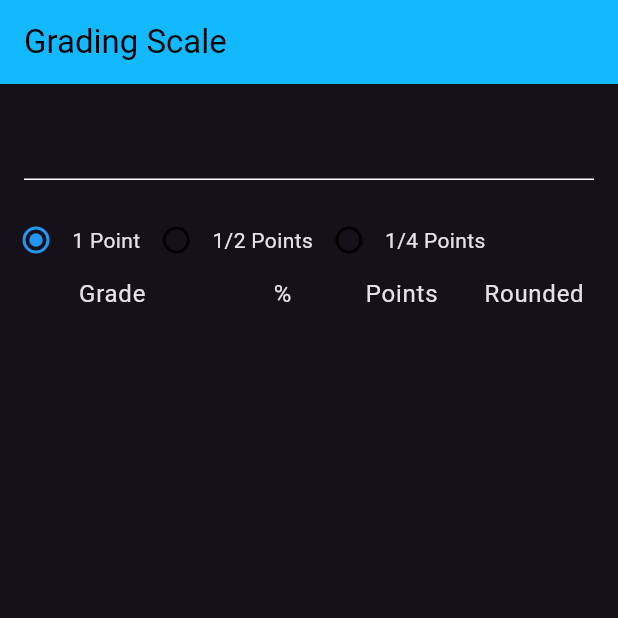
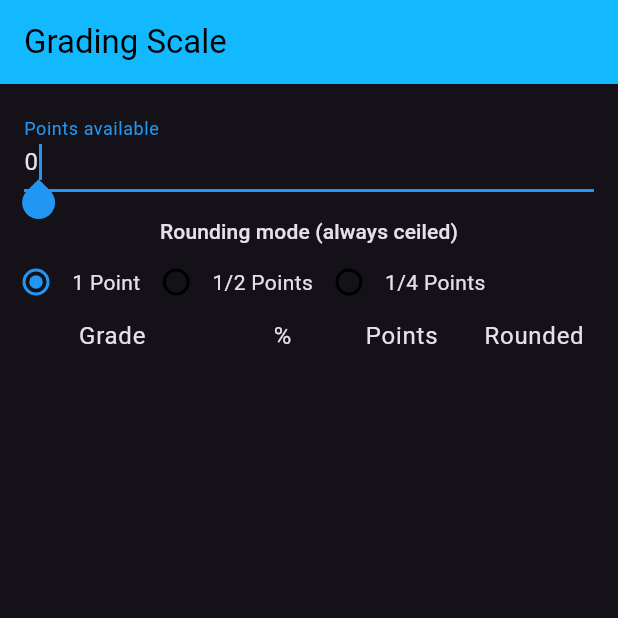
Before and after one commit to jillthebean/notenschluessel, a Flutter app: the screen it shows after launch, on a phone screen of 412 x 824 dp, the top half of it. Run offline on Flutter 3.47's test engine with Material 2 defaults, Android fonts, the light colour scheme and no system bars; our stand-ins replace bloc, flutter_bloc; generated files the repository leaves out were written again.

Commit message:
more translations and labels

```diff
--- a/lib/grading_scale/view/grading_scale_page.dart
+++ b/lib/grading_scale/view/grading_scale_page.dart
@@ -1,4 +1,5 @@
 import 'package:flutter/material.dart';
+import 'package:flutter/services.dart';
 import 'package:flutter_bloc/flutter_bloc.dart';
 import 'package:notenschluessel/grading_scale/cubit/grading_scale_cubit.dart';
 import 'package:notenschluessel/grading_scale/model/grading_scale_model.dart';
@@ -10,7 +11,7 @@ class GradingScalePage extends StatelessWidget {
   @override
   Widget build(BuildContext context) {
     return BlocProvider(
-      create: (_) => GradingScaleCubit(),
+      create: (_) => GradingScaleCubit()..setPoints(30),
       child: const GradingScaleView(),
     );
   }
@@ -29,6 +30,10 @@ class GradingScaleView extends StatelessWidget {
         children: [
           PointsInput(
             onChange: grading.setPoints,
+          ),
+          Text(
+            l10n.gradingScaleInputRoundMode,
+            style: Theme.of(context).textTheme.labelLarge,
           ),
           RoundingModeInput(
             mode: grading.state.mode,
@@ -60,7 +65,7 @@ class PointsInput extends StatefulWidget {
 }
 
 class _PointsInputState extends State<PointsInput> {
-  final _controller = TextEditingController();
+  late final _controller = TextEditingController(text: '0');
 
   @override
   void dispose() {
@@ -79,11 +84,36 @@ class _PointsInputState extends State<PointsInput> {
     });
   }
 
+  bool validText(String? e) {
+    if (e == null || e.isEmpty) return true;
+    final input = int.tryParse(e);
+    return input != null && input > 1;
+  }
+
   @override
   Widget build(BuildContext context) {
     return Padding(
       padding: const EdgeInsets.all(16),
-      child: TextField(controller: _controller),
+      child: TextFormField(
+        controller: _controller,
+        autofocus: true,
+        keyboardType: TextInputType.number,
+        decoration: InputDecoration(
+          labelText: context.l10n.gradingScaleInputMaxPoints,
+        ),
+        inputFormatters: [
+          TextInputFormatter.withFunction(
+            (oldValue, newValue) =>
+                validText(newValue.text) ? newValue : oldValue,
+          )
+        ],
+        validator: (e) {
+          if (validText(e)) {
+            return context.l10n.gradingScaleInputMaxPointsError;
+          }
+          return null;
+        },
+      ),
     );
   }
 }
--- a/lib/l10n/arb/app_de.arb
+++ b/lib/l10n/arb/app_de.arb
@@ -1,6 +1,9 @@
 {
     "@@locale": "de",
     "gradingScaleAppBarTitle": "Notenschlüssel",
+    "gradingScaleInputMaxPoints": "Punktzahl",
+    "gradingScaleInputMaxPointsError": "Nur positive ganze Zahlen",
+    "gradingScaleInputRoundMode": "Rundungmodus (immer aufgerundet)",
     "gradingScaleTitleGrade": "Note",
     "gradingScaleTitlePercent": "%",
     "gradingScaleTitlePoints": "Punkte",
--- a/lib/l10n/arb/app_en.arb
+++ b/lib/l10n/arb/app_en.arb
@@ -4,6 +4,9 @@
     "@gradingScaleAppBarTitle": {
         "description": "Text shown in the AppBar of the Grading Scale Page"
     },
+    "gradingScaleInputMaxPoints": "Points available",
+    "gradingScaleInputMaxPointsError": "Only positive integer values",
+    "gradingScaleInputRoundMode": "Rounding mode (always ceiled)",
     "gradingScaleTitleGrade": "Grade",
     "gradingScaleTitlePercent": "%",
     "gradingScaleTitlePoints": "Points",
```
